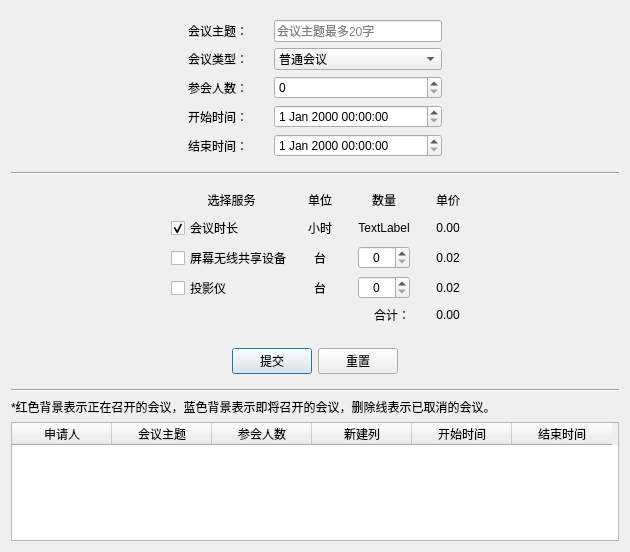
ktercy/HuiXunCloud, file bookmeet.ui: the form before one commit.
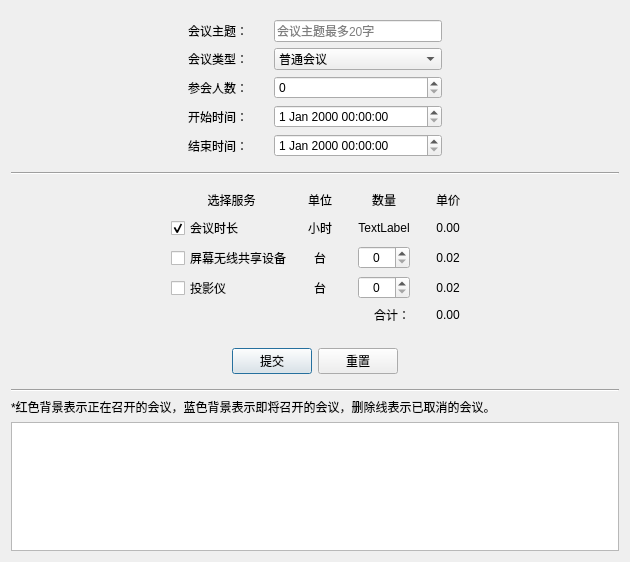
The form after the commit.

Patch:
```diff
--- a/bookmeet.ui
+++ b/bookmeet.ui
@@ -7,7 +7,7 @@
     <x>0</x>
     <y>0</y>
     <width>630</width>
-    <height>552</height>
+    <height>562</height>
    </rect>
   </property>
   <property name="windowTitle">
@@ -466,13 +466,13 @@
    <item>
     <widget class="QTableWidget" name="tableWidget">
      <property name="sizePolicy">
-      <sizepolicy hsizetype="Preferred" vsizetype="Expanding">
+      <sizepolicy hsizetype="Expanding" vsizetype="Expanding">
        <horstretch>0</horstretch>
        <verstretch>0</verstretch>
       </sizepolicy>
      </property>
      <attribute name="horizontalHeaderVisible">
-      <bool>true</bool>
+      <bool>false</bool>
      </attribute>
      <attribute name="horizontalHeaderCascadingSectionResizes">
       <bool>false</bool>
```
Left out of the diff: 18 changed lines with no effect on the pictures.
